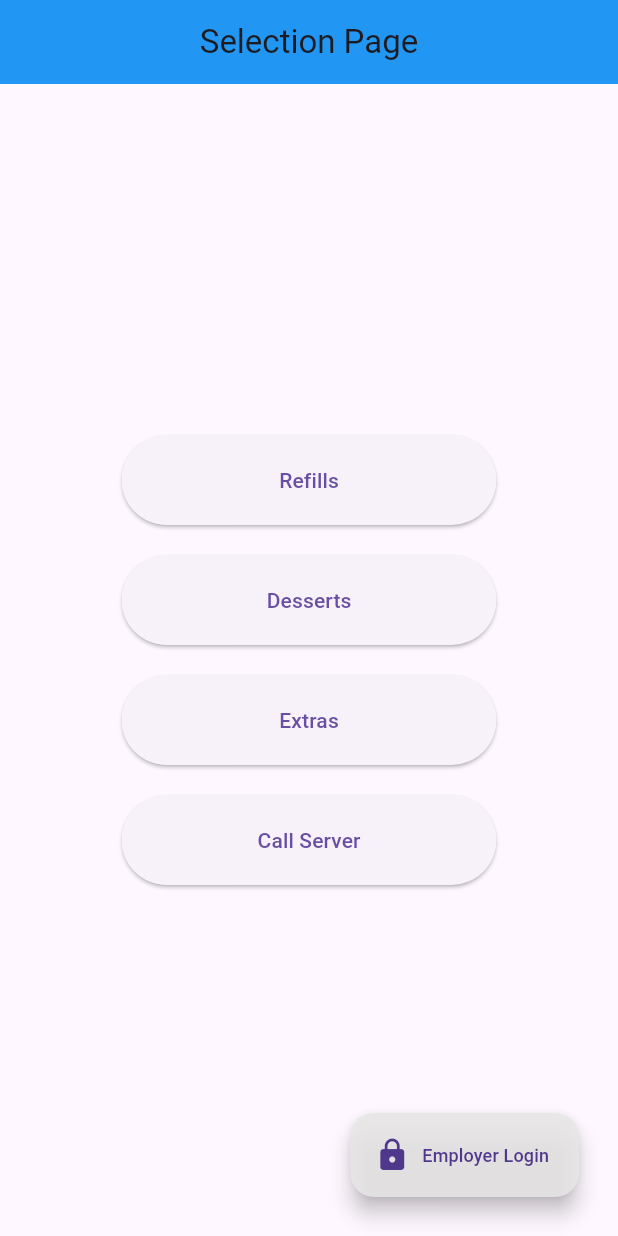
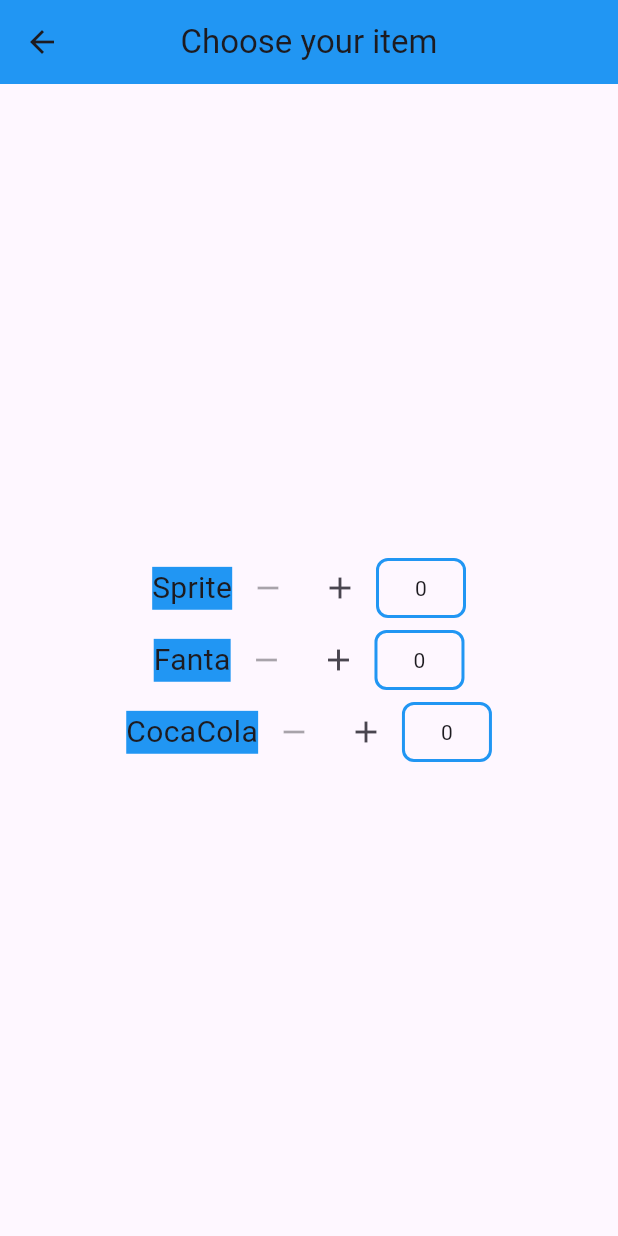
Before and after one commit to KBD-solutions/Servicer, a Flutter app: the screen it shows after launch, after a tap on "Desserts", on a phone screen of 412 x 824 dp. Run offline on Flutter 3.47's test engine with Material 3 defaults, Android fonts, the light colour scheme and no system bars.

Commit message:
updated buttons and added confirmation page

```diff
--- /dev/null
+++ b/lib/Utils/selection_tools.dart
@@ -0,0 +1,11 @@
+class _Drink{
+  final String name;
+  int amount;
+  _Drink(this.name, {this.amount = 0});
+}
+
+final List<_Drink> drinks = [
+  _Drink('Sprite'),
+  _Drink('Fanta'),
+  _Drink('CocaCola')
+];
--- a/lib/main.dart
+++ b/lib/main.dart
@@ -1,5 +1,9 @@
 import 'package:flutter/material.dart';
 import 'screens/employer_dashboard.dart';
+import 'screens/Selection_screen.dart';
+
+//for testing
+
 
 void main() {
   runApp(const MyApp());
@@ -11,90 +15,7 @@
   @override
   Widget build(BuildContext context) {
     return MaterialApp(
-      home: SelectScreen(),
+      home: const SelectScreen(), // <-- use SelectScreen
     );
   }
 }
-
-class SelectScreen extends StatefulWidget {
-  const SelectScreen({super.key});
-
-  @override
-  State<SelectScreen> createState() => _SelectScreenState();
-}
-
-class _SelectScreenState extends State<SelectScreen> {
-  @override
-  Widget build(BuildContext context) {
-    return Scaffold(
-      appBar: AppBar(
-        title: Text("Selection Page"),
-        backgroundColor: Colors.blue,
-        centerTitle: true,
-      ),
-      body: Center(
-        child: Column(
-          mainAxisSize: MainAxisSize.min,
-          children: [
-            SizedBox(
-              width: 250,
-              height: 60,
-              child: ElevatedButton(
-                onPressed: () {},
-                child: const Text("Refills"),
-              ),
-            ),
-            //sized Box for button spacing
-            SizedBox(height: 20),
-            SizedBox(
-              width: 250,
-              height: 60,
-              child: ElevatedButton(
-                onPressed: () {},
-                child: const Text("Desserts"),
-              ),
-            ),
-            SizedBox(height: 20),
-            SizedBox(
-              width: 250,
-              height: 60,
-              child: ElevatedButton(
-                onPressed: () {},
-                child: const Text("Extras"),
-              ),
-            ),
-            SizedBox(height: 20),
-            SizedBox(
-              width: 250,
-              height: 60,
-              child: ElevatedButton(
-                onPressed: () {},
-                child: const Text("Call Server"),
-              ),
-            ),
-          ],
-        ),
-      ),
-
-
-      floatingActionButton: Padding(
-        padding: const EdgeInsets.only(bottom: 10, right: 10),
-        child: FloatingActionButton.extended(
-          onPressed: () {
-            Navigator.push(
-              context,
-              MaterialPageRoute(builder: (context) => const EmployerDashboardPage()),
-            );
-          },
-          label: const Text(
-            'Employer Login',
-            style: TextStyle(fontSize: 12),
-          ),
-          icon: const Icon(Icons.lock),
-          backgroundColor: const Color.fromARGB(221, 231, 230, 230),
-        ),
-      ),
-      floatingActionButtonLocation: FloatingActionButtonLocation.endFloat,
-    );
-  }
-}
--- /dev/null
+++ b/lib/screens/Confirmation_screen.dart
@@ -0,0 +1,166 @@
+import 'package:flutter/material.dart';
+
+
+class ConfirmationScreen extends StatefulWidget {
+  const ConfirmationScreen({super.key});
+
+  @override
+  State<ConfirmationScreen> createState() => _ConfirmationscreenState();
+}
+
+class _ConfirmationscreenState extends State<ConfirmationScreen> {
+  int amount = 0;
+
+
+  @override
+  Widget build(BuildContext context) {
+    return Scaffold(
+      appBar: AppBar(
+        title: Text("Choose your item"),
+        backgroundColor: Colors.blue,
+        centerTitle: true,
+      ),
+
+      body: Center(
+        child: Column(
+          mainAxisAlignment: MainAxisAlignment.center,
+          children: [
+
+            Row(
+              mainAxisAlignment: MainAxisAlignment.center,
+              children: [
+                Text("Sprite",
+                style: TextStyle(
+                  fontSize: 20,
+                  backgroundColor: Colors.blue,
+                  ),
+                ),
+                //this Icon removes
+                IconButton(
+                  icon: Icon(Icons.remove),
+                  onPressed: amount > 0 ? () {
+                    setState(() {
+                      amount--;
+                    });
+                  }
+                  : null,
+                ),
+
+                //this icon adds items
+                IconButton(
+                  icon: Icon(Icons.add),
+                  onPressed: () {
+                    setState(() {
+                      amount++;
+                    });
+                  },
+                ),
+
+                //container for the amount of items added or removed
+                Container(
+                  width:60,
+                  height:40,
+                  alignment: Alignment.center,
+                  decoration: BoxDecoration(
+                    border: Border.all(color: Colors.blue, width: 2),
+                    borderRadius: BorderRadius.circular(8),
+                  ),
+                  child: Text("$amount"),
+                ),
+              ],
+            ),
+            //fanta option
+            Row(
+              mainAxisAlignment: MainAxisAlignment.center,
+              children: [
+                Text("Fanta",
+                style: TextStyle(
+                  fontSize: 20,
+                  backgroundColor: Colors.blue,
+                  ),
+                ),
+                //this Icon removes
+                IconButton(
+                  icon: Icon(Icons.remove),
+                  onPressed: amount > 0 ? () {
+                    setState(() {
+                      amount--;
+                    });
+                  }
+                  : null,
+                ),
+
+                //this icon adds items
+                IconButton(
+                  icon: Icon(Icons.add),
+                  onPressed: () {
+                    setState(() {
+                      amount++;
+                    });
+                  },
+                ),
+
+                //container for the amount of items added or removed
+                Container(
+                  width:60,
+                  height:40,
+                  alignment: Alignment.center,
+                  decoration: BoxDecoration(
+                    border: Border.all(color: Colors.blue, width: 2),
+                    borderRadius: BorderRadius.circular(8),
+                  ),
+                  child: Text("$amount"),
+                ),
+              ],
+            ),
+
+            //Coke option
+            Row(
+              mainAxisAlignment: MainAxisAlignment.center,
+              children: [
+                Text("CocaCola",
+                style: TextStyle(
+                  fontSize: 20,
+                  backgroundColor: Colors.blue,
+                  ),
+                ),
+                //this Icon removes
+                IconButton(
+                  icon: Icon(Icons.remove),
+                  onPressed: amount > 0 ? () {
+                    setState(() {
+                      amount--;
+                    });
+                  }
+                  : null,
+                ),
+
+                //this icon adds items
+                IconButton(
+                  icon: Icon(Icons.add),
+                  onPressed: () {
+                    setState(() {
+                      amount++;
+                    });
+                  },
+                ),
+
+                //container for the amount of items added or removed
+                Container(
+                  width:60,
+                  height:40,
+                  alignment: Alignment.center,
+                  decoration: BoxDecoration(
+                    border: Border.all(color: Colors.blue, width: 2),
+                    borderRadius: BorderRadius.circular(8),
+                  ),
+                  child: Text("$amount"),
+                ),
+              ],
+            ),
+          ],
+        )
+      ),
+    );
+  }
+}
--- /dev/null
+++ b/lib/screens/Selection_screen.dart
@@ -0,0 +1,107 @@
+import 'package:flutter/material.dart';
+import 'employer_dashboard.dart';
+import 'Confirmation_screen.dart';
+
+
+
+class SelectScreen extends StatefulWidget {
+  const SelectScreen({super.key});
+
+  @override
+  State<SelectScreen> createState() => _SelectScreenState();
+}
+
+class _SelectScreenState extends State<SelectScreen> {
+  @override
+  Widget build(BuildContext context) {
+    return Scaffold(
+      appBar: AppBar(
+        title: Text("Selection Page"),
+        backgroundColor: Colors.blue,
+        centerTitle: true,
+      ),
+      body: Center(
+        child: Column(
+          mainAxisSize: MainAxisSize.min,
+          children: [
+            SizedBox(
+              width: 250,
+              height: 60,
+              child: ElevatedButton(
+                onPressed: () {
+                  Navigator.push(
+                    context,
+                    MaterialPageRoute(builder: (context) => ConfirmationScreen())
+                  );
+                },
+                child: const Text("Refills"),
+                key: const Key("Refills-button"),
+              ),
+            ),
+            //sized Box for button spacing
+            SizedBox(height: 20),
+            SizedBox(
+              width: 250,
+              height: 60,
+              child: ElevatedButton(
+                onPressed: () {
+                  Navigator.push(
+                    context,
+                    MaterialPageRoute(builder: (context) => ConfirmationScreen())
+                  );
+                },
+                child: const Text("Desserts"),
+                key: const Key("Desserts-button"),
+              ),
+            ),
+            SizedBox(height: 20),
+            SizedBox(
+              width: 250,
+              height: 60,
+              child: ElevatedButton(
+                onPressed: () {
+                  Navigator.push(
+                    context,
+                    MaterialPageRoute(builder: (context) => ConfirmationScreen())
+                  );
+                },
+                child: const Text("Extras"),
+                key: const Key("Extras-button"),
+              ),
+            ),
+            SizedBox(height: 20),
+            SizedBox(
+              width: 250,
+              height: 60,
+              child: ElevatedButton(
+                onPressed: () {},
+                child: Text("Call Server"),
+                key: const Key("Call-server"),
+              ),
+            ),
+          ],
+        ),
+      ),
+
+
+      floatingActionButton: Padding(
+        padding: const EdgeInsets.only(bottom: 10, right: 10),
+        child: FloatingActionButton.extended(
+          onPressed: () {
+            Navigator.push(
+              context,
+              MaterialPageRoute(builder: (context) => const EmployerDashboardPage()),
+            );
+          },
+          label: const Text(
+            'Employer Login',
+            style: TextStyle(fontSize: 12),
+          ),
+          icon: const Icon(Icons.lock),
+          backgroundColor: const Color.fromARGB(221, 231, 230, 230),
+        ),
+      ),
+      floatingActionButtonLocation: FloatingActionButtonLocation.endFloat,
+    );
+  }
+}
```
Also changed, not shown: pubspec.yaml (+6 -66 lines), pubspec.lock, 1 other file.
